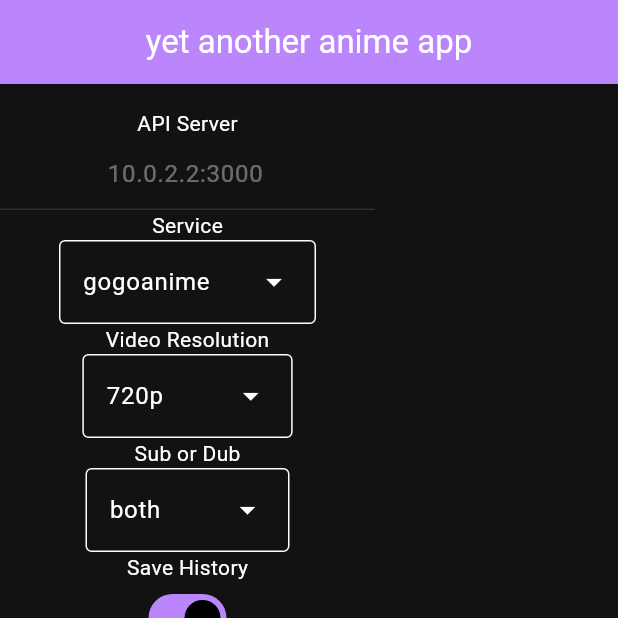
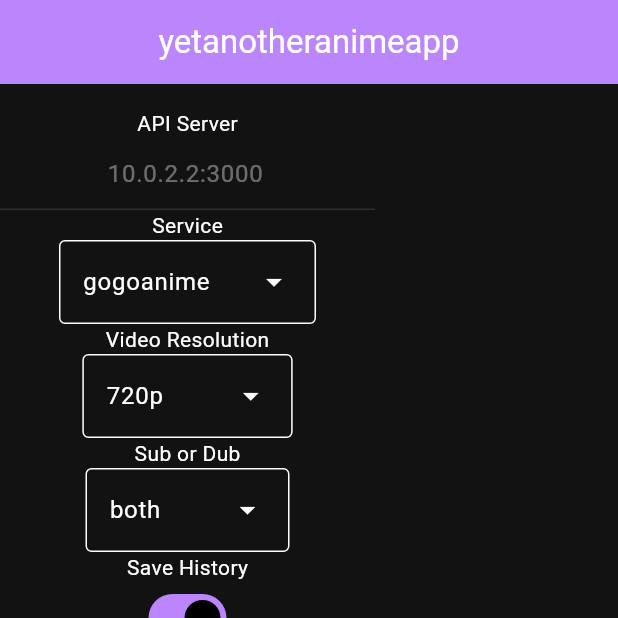
Before and after one commit to TofuTofuMe/yaana, a Flutter app: the screen it shows after launch, item 2 of the bottom bar chosen, on a phone screen of 412 x 824 dp, the top half of it. Run offline on Flutter 3.47's test engine with Material 3 defaults, Android fonts, the phone set to English and light mode, and no system bars; our stand-ins replace flutter_riverpod.

Commit message:
Remove whitespace in appbar title
I think it's more stylish this way, lol

```diff
--- a/lib/views/navbase.dart
+++ b/lib/views/navbase.dart
@@ -19,7 +19,7 @@ class _NavbarState extends ConsumerState<Navbase> {
       appBar: AppBar(
         title: Center(
             child: Text(
-          'yet another anime app',
+          'yetanotheranimeapp',
           style: Theme.of(context).appBarTheme.titleTextStyle,
         )),
         backgroundColor: Theme.of(context).colorScheme.primary,
```
